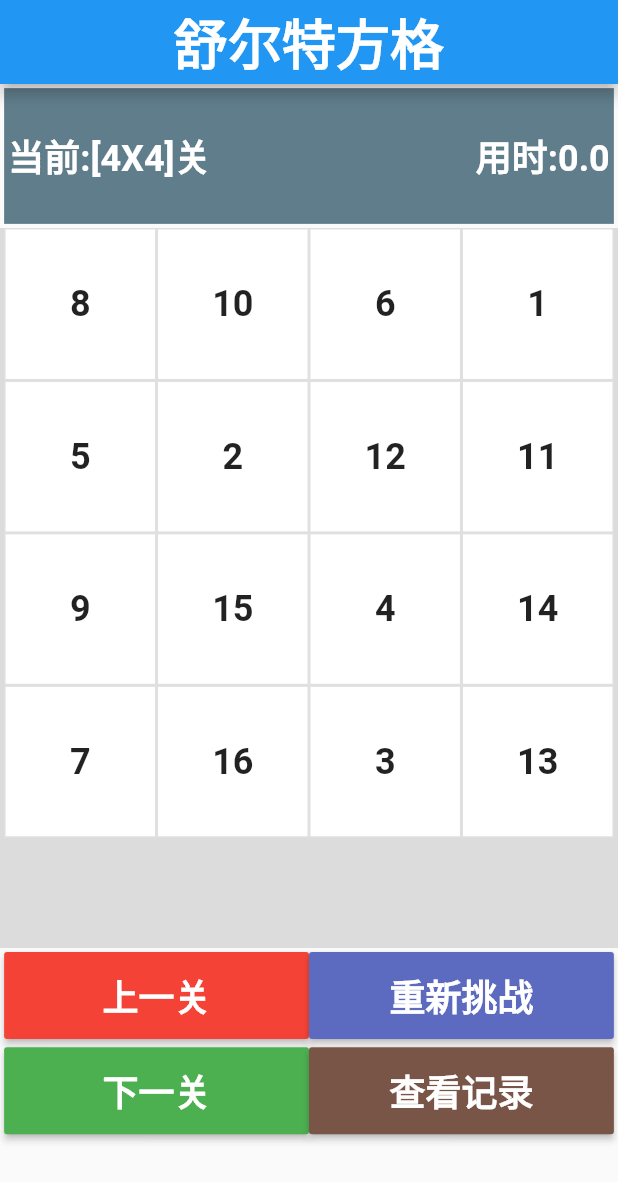
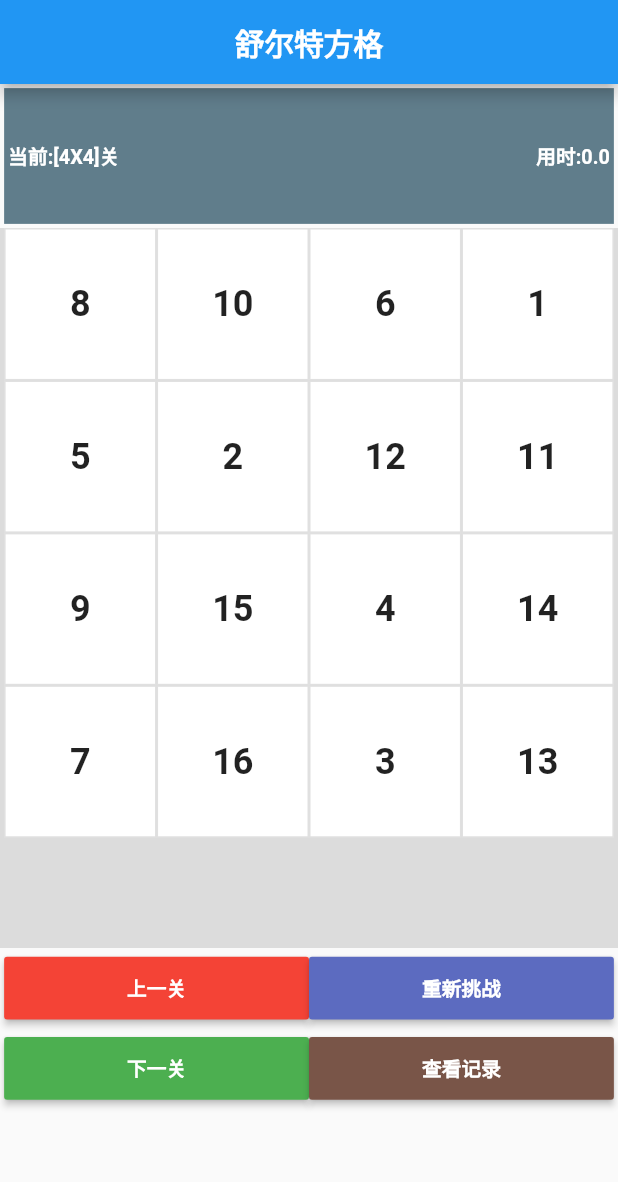
Before and after one commit to goslion/shuertefange, a Flutter app: the screen it shows after launch, on a phone screen of 412 x 824 dp. Shown: the top 1182 px of the screen. Run offline on Flutter 3.47's test engine with Material 2 defaults, Android fonts, the phone set to English and light mode, and no system bars; our stand-ins replace fluttertoast, shared_preferences.

Commit message:
新增屏幕适配

```diff
--- a/lib/main.dart
+++ b/lib/main.dart
@@ -72,7 +72,7 @@ class _ShuCellState extends State<ShuCell> with TickerProviderStateMixin {
           title: Center(
             child: Text(
               '舒尔特方格',
-              style: TextStyle(fontSize: 36, fontWeight: FontWeight.bold),
+              style: TextStyle(fontSize: 36 * rpx, fontWeight: FontWeight.bold),
             ),
           ),
         ),
@@ -94,7 +94,7 @@ class _ShuCellState extends State<ShuCell> with TickerProviderStateMixin {
                     Text(
                       "当前:[${provider.level}X${provider.level}]关",
                       style: TextStyle(
-                          fontSize: 24,
+                          fontSize: 24 * rpx,
                           fontWeight: FontWeight.bold,
                           color: Colors.white),
                     ),
@@ -157,7 +157,7 @@ class _ShuCellState extends State<ShuCell> with TickerProviderStateMixin {
                     child: Text(
                       "上一关",
                       style: TextStyle(
-                          fontSize: 24,
+                          fontSize: 24 * rpx,
                           color: Colors.white,
                           fontWeight: FontWeight.bold),
                     ),
@@ -178,7 +178,7 @@ class _ShuCellState extends State<ShuCell> with TickerProviderStateMixin {
                         child: Text(
                           "重新挑战",
                           style: TextStyle(
-                              fontSize: 24,
+                              fontSize: 24 * rpx,
                               color: Colors.white,
                               fontWeight: FontWeight.bold),
                         ),
@@ -209,7 +209,7 @@ class _ShuCellState extends State<ShuCell> with TickerProviderStateMixin {
                     child: Text(
                       "下一关",
                       style: TextStyle(
-                          fontSize: 24,
+                          fontSize: 24 * rpx,
                           color: Colors.white,
                           fontWeight: FontWeight.bold),
                     ),
@@ -230,7 +230,7 @@ class _ShuCellState extends State<ShuCell> with TickerProviderStateMixin {
                         child: Text(
                           "查看记录",
                           style: TextStyle(
-                              fontSize: 24,
+                              fontSize: 24 * rpx,
                               color: Colors.white,
                               fontWeight: FontWeight.bold),
                         ),
@@ -272,10 +272,11 @@ class _TimeRecorderState extends State<TimeRecorder> {
   @override
   Widget build(BuildContext context) {
     MyProvider provider = Provider.of<MyProvider>(context);
+    double rpx = MediaQuery.of(context).size.width / 750;
     return Text(
       "用时:${provider.totalTime.toStringAsFixed(1)}",
       style: TextStyle(
-          fontSize: 24, color: Colors.white, fontWeight: FontWeight.bold),
+          fontSize: 24 * rpx, color: Colors.white, fontWeight: FontWeight.bold),
     );
   }
 }
```
